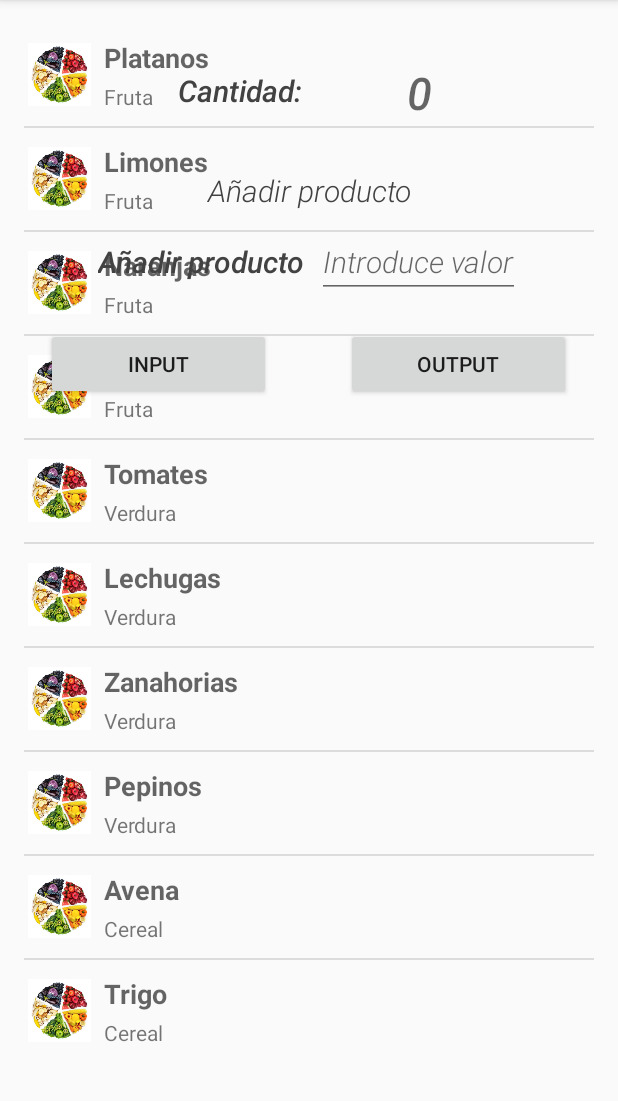
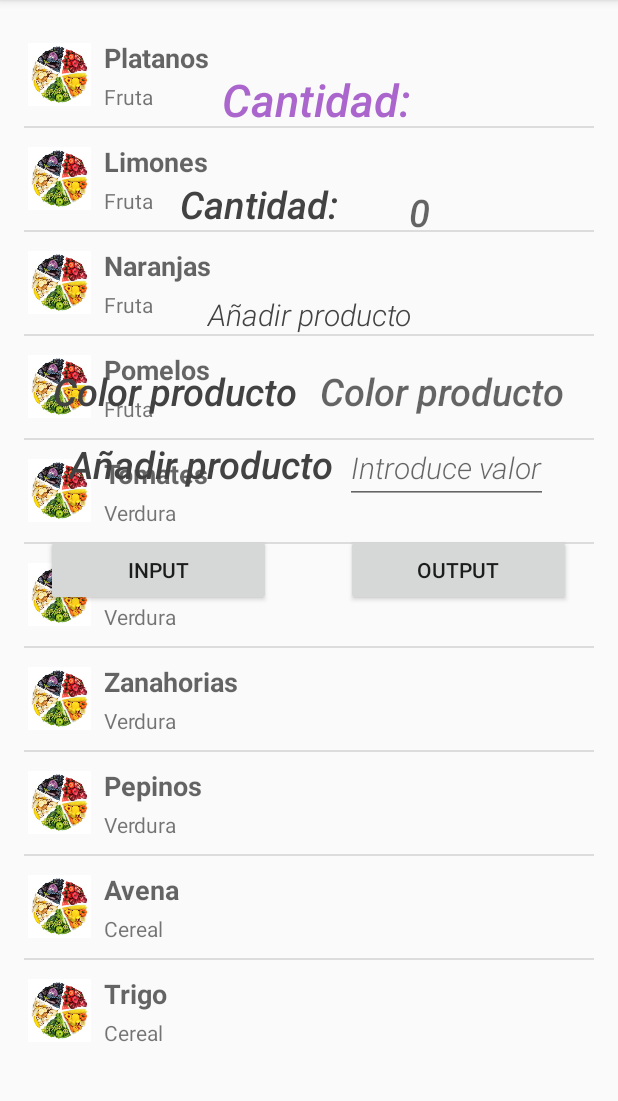
Before and after one commit to aidaav92/Trabajo_Individual_Almacen, an Android app: the fragment ProductDetailsFragment placed in its activity, on a phone screen of 412 x 824 dp, the part 84-1185 px from its top. Run offline under Robolectric (Android 15) with nearby library versions, the phone set to English and light mode, and no system bars.

Commit message:
Versión con color y nombre producto

```diff
--- a/app/src/main/java/es/uniovi/imovil/user/product/MainActivity.java
+++ b/app/src/main/java/es/uniovi/imovil/user/product/MainActivity.java
@@ -29,7 +29,7 @@ public class MainActivity extends ActionBarActivity implements ProductListFragme
     }
 
 	private List<Product> createProductList(String[] names, String[] types,
-                                            String[] descriptions,String[] quantity) {
+                                            String[] descriptions,String[] colours,String[] quantity) {
 
 		if (names.length != types.length) {
 			throw new IllegalStateException();
@@ -37,7 +37,7 @@ public class MainActivity extends ActionBarActivity implements ProductListFragme
 
 		ArrayList<Product> products = new ArrayList<Product>(names.length);
 		for (int i = 0; i < names.length; i++) {
-			products.add(new Product(names[i], types[i], descriptions[i],quantity[i]));
+			products.add(new Product(names[i], types[i], descriptions[i],colours[i],quantity[i]));
 		}
 		return products;
 	}
@@ -67,14 +67,18 @@ public class MainActivity extends ActionBarActivity implements ProductListFragme
     public void onProductSelected(Product product) {
         if ( !mTwoPanes ) {
             Intent intent = new Intent(this, ProductDetailsActivity.class);
+            intent.putExtra(ProductDetailsActivity.NAME,product.getName());
             intent.putExtra(ProductDetailsActivity.QUANTITY,product.getQuantity());
+            intent.putExtra(ProductDetailsActivity.COLOUR,product.getColour());
             intent.putExtra(ProductDetailsActivity.DESCRIPTION, product.getDescription());
             startActivity(intent);
         } else {
             FragmentManager fragmentManager = getSupportFragmentManager();
             ProductDetailsFragment fragment = (ProductDetailsFragment)
                     fragmentManager.findFragmentById(R.id.product_details_frag);
+            fragment.setName(product.getName());
             fragment.setQuantity(product.getQuantity());
+            fragment.setColour(product.getColour());
             fragment.setDescription(product.getDescription());
         }
 
--- a/app/src/main/java/es/uniovi/imovil/user/product/Product.java
+++ b/app/src/main/java/es/uniovi/imovil/user/product/Product.java
@@ -5,9 +5,10 @@ public class Product {
 	private String mName;
 	private String mType;
 	private String mDescription;
+    private String mColour;
 	private String mQuantity;
 
-	public Product(String name, String type, String description,String quantity) {
+	public Product(String name, String type, String description,String colour,String quantity) {
 
 		if (name == null || type == null || name.isEmpty() || type.isEmpty()) {
 			throw new IllegalArgumentException();
@@ -16,6 +17,7 @@ public class Product {
 		mName = name;
 		mType = type;
         mDescription = description;
+        mColour=colour;
 		mQuantity = quantity;
 	}
 
@@ -31,5 +33,7 @@ public class Product {
         return mDescription;
     }
 
+    public String getColour(){return mColour;}
+
 	public String getQuantity(){return mQuantity;}
 }
--- a/app/src/main/java/es/uniovi/imovil/user/product/ProductDetailsActivity.java
+++ b/app/src/main/java/es/uniovi/imovil/user/product/ProductDetailsActivity.java
@@ -9,8 +9,11 @@ import android.widget.Toast;
 
 
 public class ProductDetailsActivity extends ActionBarActivity {
+    public static final String NAME = "es.uniovi.imovil.user.product.NAME";
     public static final String DESCRIPTION = "es.uniovi.imovil.user.product.DESCRIPTION";
+    public static final String COLOUR = "es.uniovi.imovil.user.product.COLOUR";
     public static final String QUANTITY = "es.uniovi.imovil.user.product.QUANTITY";
+
 
     @Override
     protected void onCreate(Bundle savedInstanceState) {
@@ -18,7 +21,9 @@ public class ProductDetailsActivity extends ActionBarActivity {
         setContentView(R.layout.activity_product_details);
 
         Intent intent = getIntent();
+        String name=intent.getStringExtra(NAME);
         String description = intent.getStringExtra(DESCRIPTION);
+        String colour = intent.getStringExtra(COLOUR);
         String quantity = intent.getStringExtra(QUANTITY);
 
         if (findViewById(R.id.fragment_container) != null) {
@@ -27,7 +32,7 @@ public class ProductDetailsActivity extends ActionBarActivity {
                 return;
             }
             // Crear el fragmento pasándole el parámetro
-            ProductDetailsFragment fragment = ProductDetailsFragment.newInstance(description,quantity);
+            ProductDetailsFragment fragment = ProductDetailsFragment.newInstance(name,description,colour,quantity);
             // Añadir el fragmento al contenedor 'fragment_container'
             getSupportFragmentManager().beginTransaction().add(R.id.fragment_container, fragment).commit();
         }
--- a/app/src/main/java/es/uniovi/imovil/user/product/ProductDetailsFragment.java
+++ b/app/src/main/java/es/uniovi/imovil/user/product/ProductDetailsFragment.java
@@ -16,20 +16,23 @@ import java.util.Random;
 
 public class ProductDetailsFragment extends Fragment implements
         View.OnClickListener {
+    private static final String NAME_ARG="name";
     private static final String DESCRIPTION_ARG = "description";
+    private static final String COLOUR_ARG="colour";
     private static final String QUANTITY_ARG="quantity";
 
-    private TextView textViewDescription, textViewQuantity;
+    private TextView textViewDescription, textViewQuantity,textViewName,textViewColour;
     private EditText editTextQuantityAdd;
     private Button btninput, btnpoutput;
-    private String[] mproductstring;
-    private int valora, valorb, total, mCurrentQuestion;
+    private int valora, valorb, total;
     private String mString;
 
-    public static ProductDetailsFragment newInstance(String desc,String quantity) {
+    public static ProductDetailsFragment newInstance(String name, String desc,String colour,String quantity) {
         ProductDetailsFragment fragment = new ProductDetailsFragment();
         Bundle args = new Bundle();
+        args.putString(NAME_ARG,name);
         args.putString(DESCRIPTION_ARG, desc);
+        args.putString(COLOUR_ARG,colour);
         args.putString(QUANTITY_ARG,quantity);
         fragment.setArguments(args);
         return fragment;
@@ -47,19 +50,21 @@ public class ProductDetailsFragment extends Fragment implements
         View rootView;
         rootView = inflater.inflate(R.layout.fragment_product_details, container, false);
         Bundle args = getArguments();
-
+        textViewName =(TextView) rootView.findViewById(R.id.tvName);
         textViewDescription = (TextView) rootView.findViewById(R.id.tvDescription);
+        textViewColour=(TextView) rootView.findViewById(R.id.tvColourDesc);
         textViewQuantity=(TextView)rootView.findViewById(R.id.textViewCantidad);
 
         if (args != null) {
+            String name= args.getString(NAME_ARG);
             String desc = args.getString(DESCRIPTION_ARG);
+            String colour=args.getString(COLOUR_ARG);
             String quant =args.getString(QUANTITY_ARG);
+            textViewName.setText(name);
             textViewDescription.setText(desc);
+            textViewColour.setText(colour);
             textViewQuantity.setText(quant);
         }
-
-        //Cargar array de productos
-        mproductstring = getResources().getStringArray(R.array.products);
 
         // Botones y sus respectivos listeners
         btninput = (Button) rootView.findViewById(R.id.buttonInput);
@@ -70,8 +75,13 @@ public class ProductDetailsFragment extends Fragment implements
         //Edit Text Cantidad add
         editTextQuantityAdd = (EditText) rootView.findViewById(R.id.ed_e_s);
 
+        return rootView;
+    }
 
-        return rootView;
+    public void setName(String ntext){
+        if(textViewName!=null){
+            textViewName.setText(ntext);
+        }
     }
 
     public void setDescription(String text) {
@@ -83,6 +93,12 @@ public class ProductDetailsFragment extends Fragment implements
     public void setQuantity(String mtext){
         if(textViewQuantity!=null) {
          textViewQuantity.setText(mtext);
+        }
+    }
+
+    public void setColour(String ctext){
+        if(textViewColour!=null){
+            textViewColour.setText(ctext);
         }
     }
 
--- a/app/src/main/java/es/uniovi/imovil/user/product/ProductListFragment.java
+++ b/app/src/main/java/es/uniovi/imovil/user/product/ProductListFragment.java
@@ -35,12 +35,13 @@ public class ProductListFragment extends Fragment implements AdapterView.OnItemC
         String [] products = getResources().getStringArray(R.array.products);
         String [] types = getResources().getStringArray(R.array.types);
         String [] descriptions = getResources().getStringArray(R.array.descriptions);
+        String [] colours = getResources().getStringArray(R.array.colours);
         String [] quantity= getResources().getStringArray(R.array.quantity);
 
         ListView lvItems =
                 (ListView) rootView.findViewById(R.id.list_view_product);
 
-        mAdapter = new ProductAdapter(getActivity(), createProductList(products, types, descriptions,quantity));
+        mAdapter = new ProductAdapter(getActivity(), createProductList(products, types, descriptions,colours,quantity));
         lvItems.setAdapter(mAdapter);
         lvItems.setOnItemClickListener(this);
 
@@ -54,16 +55,15 @@ public class ProductListFragment extends Fragment implements AdapterView.OnItemC
     }
 
     private List<Product> createProductList(String[] names, String[] types,
-                                            String[] descriptions,String[] quantity) {
+                                            String[] descriptions,String[] colours, String [] quantity) {
 
-        if (names.length != types.length) {
+        if (names.length != types.length|| names.length != colours.length ||names.length !=quantity.length || descriptions.length!=names.length) {
             throw new IllegalStateException();
         }
 
         ArrayList<Product> products = new ArrayList<Product>(names.length);
         for (int i = 0; i < names.length; i++) {
-
-            products.add(new Product(names[i], types[i], descriptions[i],quantity[i]));
+            products.add(new Product(names[i], types[i], descriptions[i],colours[i],quantity[i]));
         }
         return products;
     }
--- a/app/src/main/res/layout/fragment_product_details.xml
+++ b/app/src/main/res/layout/fragment_product_details.xml
@@ -6,14 +6,28 @@
 <RelativeLayout
     android:layout_width="match_parent"
     android:layout_height="match_parent"
+    android:gravity="center_horizontal"
     tools:context="es.uniovi.imovil.user.product.ProductDetailsFragment">
+
+
+    <TextView
+        style="@style/Titulo"
+        android:layout_width="match_parent"
+        android:layout_height="67dp"
+        android:gravity="center_horizontal"
+        android:text="@string/quantity"
+        android:id="@+id/tvName"
+        android:layout_marginTop="30dp"
+        android:layout_alignLeft="@+id/LColour"
+        android:layout_alignStart="@+id/LColour" />
 
     <LinearLayout
         android:id="@+id/LCantidad"
         android:layout_width="match_parent"
         android:layout_height="wrap_content"
+        android:layout_below="@+id/tvName"
         android:gravity="center_horizontal"
-        android:layout_marginTop="20dp">
+        android:layout_marginTop="5dp">
         <TextView
             style="@style/Subtitulo"
             android:layout_width="147dp"
@@ -21,7 +35,7 @@
             android:text="@string/quantity"
             android:id="@+id/tvCantidad" />
 
-        <TextView style="@style/Titulo"
+        <TextView style="@style/Subtitulo"
             android:hint="0"
             android:layout_width="wrap_content"
             android:layout_height="wrap_content"
@@ -35,7 +49,7 @@
         android:id="@+id/LAdd"
         android:layout_width="match_parent"
         android:layout_height="wrap_content"
-        android:layout_below="@+id/tvDescription"
+        android:layout_below="@+id/LColour"
         android:gravity="center_horizontal">
         <TextView
             style="@style/Subtitulo"
@@ -67,6 +81,28 @@
         android:layout_below="@+id/LCantidad"
         android:layout_centerHorizontal="true" />
 
+    <LinearLayout
+        android:id="@+id/LColour"
+        android:layout_width="match_parent"
+        android:layout_height="wrap_content"
+        android:layout_below="@+id/tvDescription"
+        android:layout_margin="10dp"
+        android:gravity="center_horizontal">
+        <TextView
+            style="@style/Subtitulo"
+            android:id="@+id/tvColour"
+            android:layout_width="wrap_content"
+            android:layout_height="wrap_content"
+            android:text="@string/color"/>
+        <TextView
+            style="@style/Subtitulo"
+            android:id="@+id/tvColourDesc"
+            android:layout_width="wrap_content"
+            android:layout_height="wrap_content"
+            android:layout_marginLeft="15dp"
+            android:hint="@string/color"/>
+
+    </LinearLayout>
 
     <LinearLayout
         android:layout_width="match_parent"
--- a/app/src/main/res/values/arrays.xml
+++ b/app/src/main/res/values/arrays.xml
@@ -40,6 +40,19 @@
         <item>@string/d_product_10</item>
     </string-array>
 
+    <string-array name="colours">
+        <item>@string/c_product_2</item>
+        <item>@string/c_product_2</item>
+        <item>@string/c_product_1</item>
+        <item>@string/c_product_1</item>
+        <item>@string/c_product_5</item>
+        <item>@string/c_product_3</item>
+        <item>@string/c_product_1</item>
+        <item>@string/c_product_3</item>
+        <item>@string/c_product_4</item>
+        <item>@string/c_product_4</item>
+    </string-array>
+
 
     <string-array name="quantity">
         <item>@string/q_product_1</item>
--- a/app/src/main/res/values/strings.xml
+++ b/app/src/main/res/values/strings.xml
@@ -46,6 +46,10 @@
     <string name="q_product_10" translatable="false">23 </string>
     <!-- Fin strings tipos de descripciones de productos -->
 
+    <!-- Strings colores de productos -->
+    <string name="c_product_4">Marrón</string>
+
+    <!-- Fin strings tipos de descripciones de productos -->
 
 
     <string name="default_product_format">Producto %d</string>
@@ -54,17 +58,22 @@
     <string name="hello_world">Hola mundo!</string>
     <string name="action_settings">Configuración</string>
     <string name="action_about">Acerca de...</string>
-    <string name="about_info">Aplicación desarrollada por Aida Albuerne Vega para la asignatura de Informática Móvil , Curso 2014–2015.\n\nCódigo fuente: https://github.com/aidaav92/StockAlmacen</string>
+    <string name="about_info">Aplicación desarrollada por Aida Albuerne Vega para la asignatura de Informática Móvil , Curso 2014–2015.\n\nCódigo fuente: https://github.com/aidaav92/Trabajo_Individual_Almacen</string>
     <string name="hello_blank_fragment">Hola fragmento vacío</string>
     <string name="action_quit">Salir</string>
 
     <!--Srings fragment product details -->
     <string name="valor_add">Añadir producto</string>
     <string name="quantity"> Cantidad:</string>
+    <string name="color">Color producto</string>
     <string name="d_product_3">La naranja es una fruta cítrica comestible obtenida del naranjo dulce (Citrus × sinensis), del naranjo amargo (Citrus × aurantium) y de naranjos de otras especies o híbridos, antiguos híbridos asiáticos originarios de India, Vietnam o el sureste de China.1 Es un hesperidio carnoso de cáscara más o menos gruesa y endurecida, y su pulpa está formada típicamente por once gajos u hollejos llenos de jugo, el cual contiene mucha vitamina C, flavonoides y aceites esenciales.  Es más pequeña y dulce que el pomelo o toronja y más grande, aunque menos perfumada, que la mandarina. Existen numerosas variedades de naranjas, siendo la mayoría híbridos producidos a partir de las especies Citrus maxima, Citrus reticulata (mandarina) y Citrus medica (cidro).</string>
     <string name="d_product_5">Solanum lycopersicum, conocido comúnmente como jitomate, tomate o tomatera. Es una especie de la familia de las solanáceas originaria de América (Perú o México) y cultivada en todo el mundo para su consumo tanto fresco como procesado de diferentes modos (salsa, puré, zumo, deshidratado, enlatado).</string>
     <string name="d_product_9">Avena es un género de plantas de la familia de las poáceas, utilizada como alimento y como forraje.  Si bien en épocas tempranas la avena no tuvo la importancia del trigo o la cebada, en Asia Central se cultivaba en buena cantidad, aunque se la consideraba una mala hierba para aquellos. En búsquedas arqueológicas se encontraron pruebas del uso de la avena en Europa Central en la Edad de Bronce. También fueron encontrados granos de este cereal en excavaciones egipcias, aunque no se pudo probar que fuera cultivada.</string>
     <string name="d_product_10">Trigo (Triticum spp) es el término que designa al conjunto de cereales, tanto cultivados como silvestres, que pertenecen al género Triticum; son plantas anuales de la familia de las gramíneas, ampliamente cultivadas en todo el mundo.La palabra trigo designa tanto a la planta como a sus semillas comestibles, tal y como ocurre con los nombres de otros cereales.  El trigo (de color amarillo) es uno de los tres granos más ampliamente producidos globalmente, junto al maíz y el arroz, y el más ampliamente consumido por el hombre en la civilización occidental desde la antigüedad. El grano del trigo es utilizado para hacer harina, harina integral, sémola, cerveza (véase también: Historia de la cerveza) y una gran variedad de productos alimenticios.  La palabra «trigo» proviene del vocablo latino triticum, que significa ‘quebrado’, ‘triturado’ o ‘trillado’, haciendo referencia a la actividad que se debe realizar para separar el grano de trigo de la cascarilla que lo recubre. Triticum significa, por lo tanto, el grano que es necesario trillar para poder ser consumido; tal como el mijo deriva del latín milium, que significa "molido, molturado", o sea, el grano que es necesario moler para poder ser consumido. El trigo (triticum) es, por lo tanto, una de las palabras más ancestrales para denominar a los cereales (las que se referían a su trituración o molturación).</string>
+    <string name="c_product_1">Naranja</string>
+    <string name="c_product_2">Amarillo</string>
+    <string name="c_product_3">Verde</string>
+    <string name="c_product_5">Rojo</string>
 
 
 </resources>
--- a/app/src/main/res/values/styles.xml
+++ b/app/src/main/res/values/styles.xml
@@ -18,12 +18,12 @@
     </style>
     <style name="Titulo">
         <item name="android:textSize">30sp</item>
-        <item name="android:textColor">#424242</item>
+        <item name="android:textColor"> #FFAA66CC </item>
         <item name="android:textStyle"> bold|italic</item>
         <item name="android:fontFamily" tools:ignore="NewApi">sans-serif-light</item>
     </style>
     <style name="Subtitulo">
-        <item name="android:textSize">20sp</item>
+        <item name="android:textSize">25sp</item>
         <item name="android:textColor">#424242</item>
         <item name="android:textStyle"> bold|italic</item>
         <item name="android:fontFamily" tools:ignore="NewApi">sans-serif-light</item>
```
Also changed, not shown: 35 other files.
